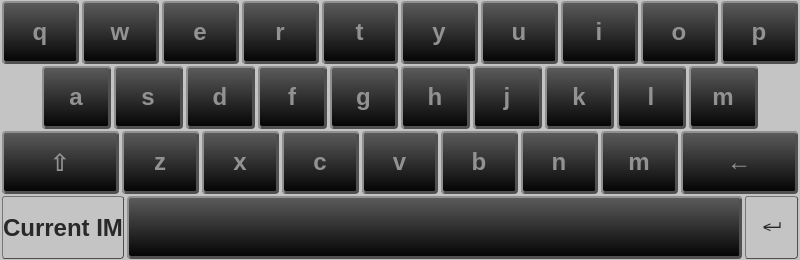
This is src/QVirtualKeyboard.ui in drradwan/Qin as Qt 5 draws it before an edit. The edited form follows.
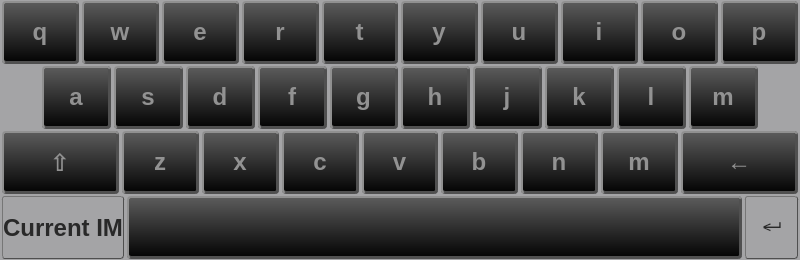
This is the edited form.

The edit to the form file:
```diff
--- a/src/QVirtualKeyboard.ui
+++ b/src/QVirtualKeyboard.ui
@@ -28,7 +28,7 @@
   <property name="styleSheet">
    <string notr="true">QWidget {
 	/* Normal */
-    background: #C4C4C4;
+    background: #A4A4A6;
 }
 
 QPushButton {
```
